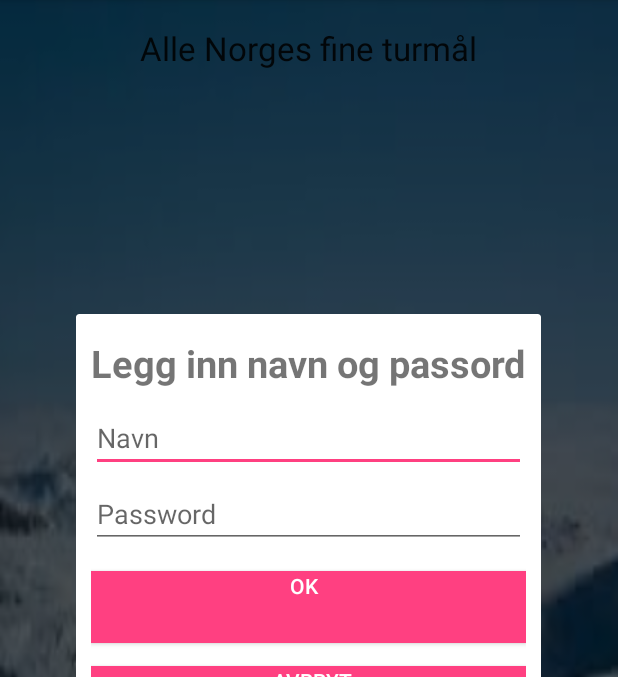
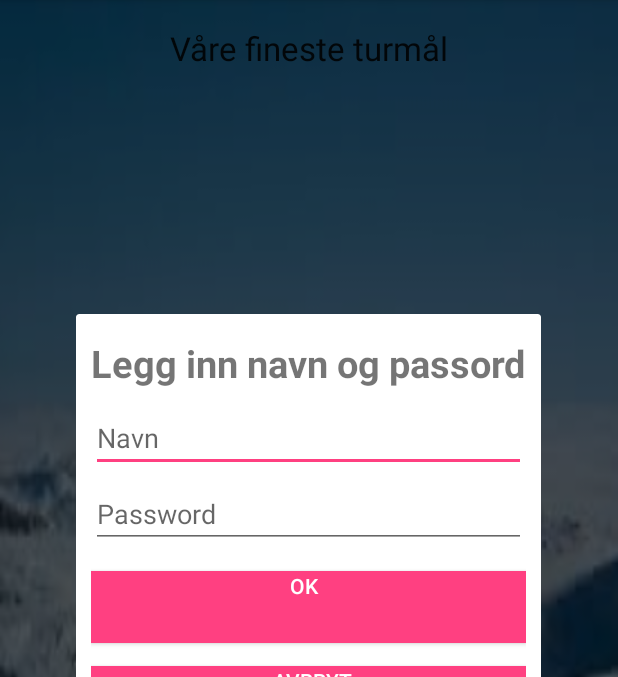
Before and after one commit to Morteen/AppUtviklingEksamen, an Android app: the OpplysningerActivity screen opened directly, with no data from a screen before it, in the options menu, after a tap on "Registrer navn", on a phone screen of 412 x 824 dp, the part 84-761 px from its top. Run offline under Robolectric (Android 15) with nearby library versions, the phone set to English and light mode, and no system bars; 2 statements that could not run were skipped.

Commit message:
Små ting

```diff
--- a/Turmaal/app/src/main/AndroidManifest.xml
+++ b/Turmaal/app/src/main/AndroidManifest.xml
@@ -23,9 +23,9 @@
 
     <application
         android:allowBackup="true"
-        android:icon="@mipmap/ic_launcher"
+        android:icon="@drawable/turikon"
         android:label="@string/app_name"
-        android:roundIcon="@mipmap/ic_launcher_round"
+        android:roundIcon="@drawable/turikon"
         android:supportsRtl="true"
         android:theme="@style/AppTheme">
         <activity
--- a/Turmaal/app/src/main/java/com/example/morten/turmaal/MainActivity.java
+++ b/Turmaal/app/src/main/java/com/example/morten/turmaal/MainActivity.java
@@ -64,9 +64,13 @@ public class MainActivity extends AppCompatActivity {
         setSupportActionBar(toolbar);
         tilgang = false;
 
+        //Henter tilgang = true fra OpplysningActivity
+        if (getIntent().getExtras() != null) {
+            tilgang = getIntent().getExtras().getBoolean("Tilgang");
+        }
 
+        //Lager et DatabaseOpersjoner objekt for å hente SQLite data
         DatabaseOperasjoner dbOp = new DatabaseOperasjoner(MainActivity.this);
-
 
         if (isOnline()) {
             if (DatabaseOperasjoner.doesDatabaseExist(MainActivity.this, "TUR.DB")) {
@@ -76,11 +80,13 @@ public class MainActivity extends AppCompatActivity {
                 Toast.makeText(this, "SQLI basen er ikke opprettet", Toast.LENGTH_LONG).show();
             }
 
-//Henter data fra SQLite databasen
+          //Henter data fra SQLite databasen
             Cursor CR = dbOp.getInformation(dbOp);
             if (CR != null) {
 
                 ArrayList<Turmaal> list = Turmaal.lagTurListeFraSqlite(CR);
+
+                //Laster opp alle data til SQL serveren
                 new LastOppFraSQLite(getApplicationContext(), list).execute();
 
 
@@ -93,14 +99,17 @@ public class MainActivity extends AppCompatActivity {
         //sjekker om brukeren er online
         //og overfører SQLITE data hvis den er på nett
         if (isOnline()) {
-
+          // Hente alle data fra SQL databasen
             new JsonStartTask().execute();
         } else {
             Toast.makeText(this, "Telefonene er ikke på nett", Toast.LENGTH_LONG).show();
         }
+
+
+
         FloatingActionButton fab = (FloatingActionButton) findViewById(R.id.fab);
 
-fab.setVisibility(View.GONE);
+        fab.setVisibility(View.GONE);
         fab.setOnClickListener(new View.OnClickListener() {
             @Override
             public void onClick(View view) {
@@ -126,9 +135,8 @@ fab.setVisibility(View.GONE);
         final SharedPreferences.Editor editor = preferences.edit();
 
         int id = item.getItemId();
-        //final Dialog dialog = new Dialog(MainActivity.this);
-        //noinspection SimplifiableIfStatement
 
+        //Sender brukeren til RegTurmål aktiviteten med Intent
         if (id == R.id.action_Legg_til) {
             if (tilgang) {
                 Intent regTurmaalIntent = new Intent(MainActivity.this, RegTurmaalActivity.class);
@@ -140,7 +148,7 @@ fab.setVisibility(View.GONE);
         }
         if (id == R.id.action_LogIn) {
 
-
+            //Starter en dialogbox for å logge inn
             dialog.setContentView(R.layout.layout_dialogbox);
             editor.putBoolean(FIRST_USE_SETTING, false);
 
@@ -161,7 +169,7 @@ fab.setVisibility(View.GONE);
                 @Override
                 public void onClick(View v) {
 
-                    //Sjekker for balnkt felt og like passord
+                    //Sjekker for blankt felt og like passord
                     if (!mPassword.getText().toString().isEmpty() && preferences.getString("Passord", "").toString().equals(mPassword.getText().toString())) {
 
                         tilgang = true;
@@ -211,8 +219,7 @@ fab.setVisibility(View.GONE);
                 endre.setOnClickListener(new View.OnClickListener() {
                     @Override
                     public void onClick(View v) {
-
-
+                     //Registrerer navn og passord
                         if (!mNavn.getText().toString().isEmpty() || mPassword.getText().toString().isEmpty()) {
                             regAnsvarligNavn = storForBokstav(mNavn.getText().toString());
                             editor.putString("regAnsvarligNavn", regAnsvarligNavn);
@@ -252,10 +259,8 @@ fab.setVisibility(View.GONE);
 
         } else if (id == R.id.action_Endre) {
 
-
+          //Lar brukeren endre passord og navn
             dialog.setContentView(R.layout.layout_dialogbox);
-
-
             editor.putBoolean(FIRST_USE_SETTING, false);
 
 
@@ -265,7 +270,7 @@ fab.setVisibility(View.GONE);
             Button avbryt = (Button) dialog.findViewById(R.id.avslutt_btn);
             TextView tekst = (TextView) dialog.findViewById(R.id.dialogBoxTekst);
 
-            // Read the FIRST_USE_SETTING. Default value=true
+
             boolean firstUse = preferences.getBoolean(FIRST_USE_SETTING, true);
             if (!firstUse) {
                 tekst.setText("Endre navn eller Passord");
@@ -317,7 +322,7 @@ fab.setVisibility(View.GONE);
 
         } else if (id == R.id.action_Slett) {
 
-
+           //Lar brukeren slette navn og passord og gir en alertbox for å være sikker
             AlertDialog.Builder ab = new AlertDialog.Builder(MainActivity.this);
             ab.setTitle("Er du sikker");
 
@@ -350,7 +355,13 @@ fab.setVisibility(View.GONE);
         return super.onOptionsItemSelected(item);
     }
 
-    //Henter data fra databasen, finner posisjonen hvor appen blir startet og bruker  Turmaal.sorterListe til å legge turmålen i rekkefølge
+
+    /***
+     * /***
+     * Henter data fra databasen, finner posisjonen hvor appen blir startet og bruker  Turmaal.sorterListe til å legge turmålen i rekkefølge
+     */
+
+
     class JsonStartTask extends AsyncTask<String, Void, String> {
 
         ProgressDialog progressDialog;
@@ -516,8 +527,7 @@ fab.setVisibility(View.GONE);
 
     /**
      * Sjekker om  det er nettverkstilgang
-     *
-     * @return true or  false
+     * * @return true or  false
      */
     protected boolean isOnline() {
         ConnectivityManager connectivityManager = (ConnectivityManager) getSystemService(MainActivity.CONNECTIVITY_SERVICE);
@@ -526,8 +536,11 @@ fab.setVisibility(View.GONE);
     }
 
 
-    ////////////////////////////////////////////////////////////////
-
+    /***
+     * Lager stor forbokstav på Opplysningene som blir lagt inn
+     * @param orginal
+     * @return
+     */
     public String storForBokstav(String orginal) {
         if (orginal.isEmpty())
             return orginal;
--- a/Turmaal/app/src/main/java/com/example/morten/turmaal/OpplysningerActivity.java
+++ b/Turmaal/app/src/main/java/com/example/morten/turmaal/OpplysningerActivity.java
@@ -92,7 +92,11 @@ public class OpplysningerActivity extends AppCompatActivity implements GoogleApi
                 dbOp.putInformation(dbOp, maal);
 
                 //Intent for å gå tilbake til Main
+                Bundle b = new Bundle();
+                b.putBoolean("Tilgang", true);
+
                 Intent tilBakeTilMain = new Intent(OpplysningerActivity.this, MainActivity.class);
+                tilBakeTilMain.putExtras(b);
                 startActivity(tilBakeTilMain);
                 finish();
 
--- a/Turmaal/app/src/main/res/layout/content_main.xml
+++ b/Turmaal/app/src/main/res/layout/content_main.xml
@@ -25,6 +25,6 @@
         android:layout_alignParentTop="true"
         android:layout_centerHorizontal="true"
         android:layout_marginTop="12dp"
-        android:text="Alle Norges fine turmål"
+        android:text="@string/v_re_fineste_turm_l"
         android:textAppearance="@style/TextAppearance.AppCompat.Large" />
 </RelativeLayout>
--- a/Turmaal/app/src/main/res/layout/content_opplysninger.xml
+++ b/Turmaal/app/src/main/res/layout/content_opplysninger.xml
@@ -8,6 +8,7 @@
     app:layout_behavior="@string/appbar_scrolling_view_behavior"
     tools:context="com.example.morten.turmaal.OpplysningerActivity"
     tools:showIn="@layout/activity_opplysninger"
+    android:padding="15dp"
  >
 
     <TextView
--- a/Turmaal/app/src/main/res/values/strings.xml
+++ b/Turmaal/app/src/main/res/values/strings.xml
@@ -25,4 +25,5 @@
     <string name="type_turm_l2">Type turmål</string>
     <string name="navn_p_stedet">Navn på stedet</string>
     <string name="legg_til_opplysninger_om_stedet">Legg til opplysninger om stedet</string>
+    <string name="v_re_fineste_turm_l">Våre fineste turmål</string>
 </resources>
```
Also changed, not shown: Turmaal/app/src/main/res/drawable/turikon.png (added).
